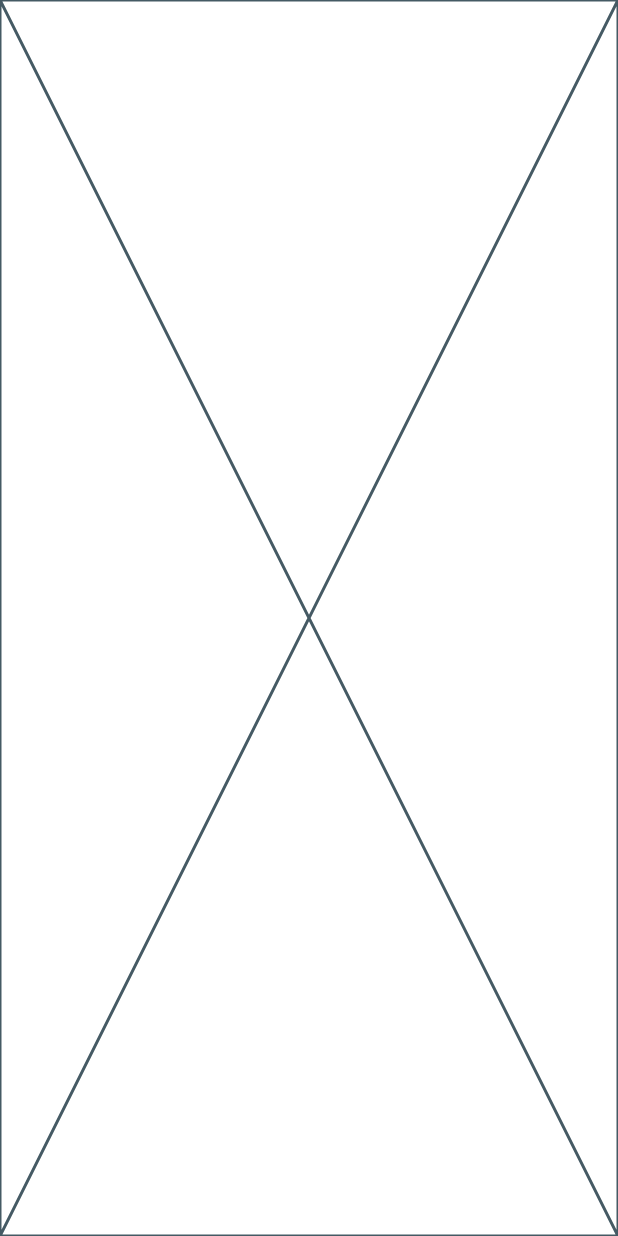
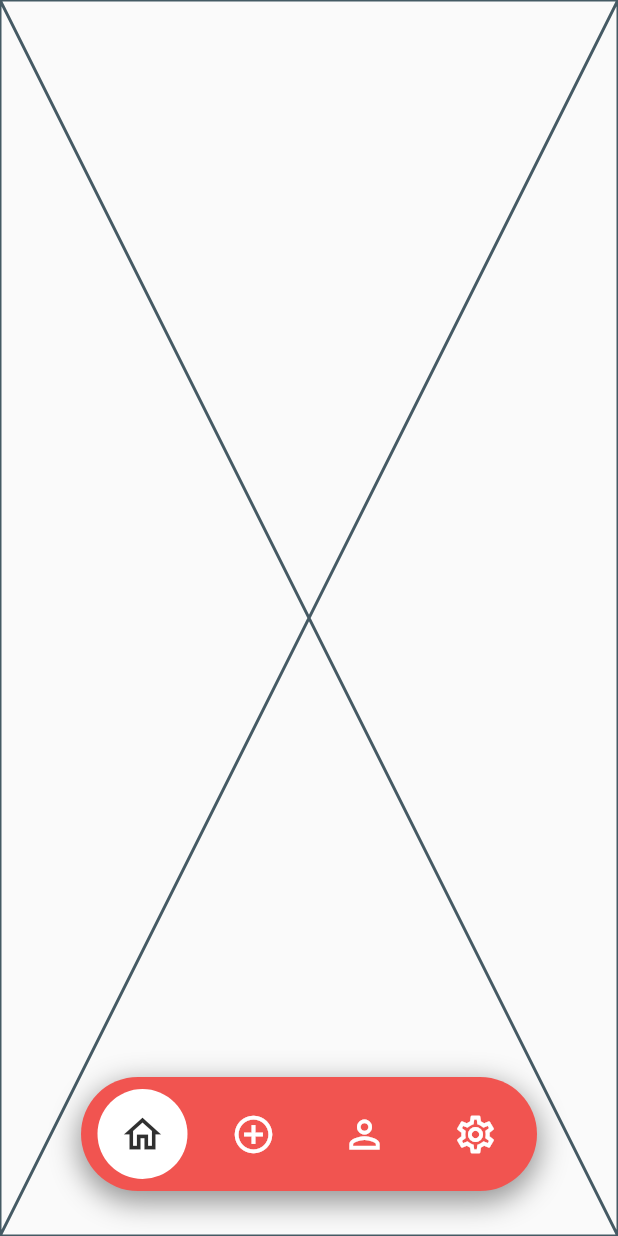
Before and after one commit to MrPio/Spotted-Flutter, a Flutter app: the screen it shows after launch, on a phone screen of 412 x 824 dp. Run offline on Flutter 3.47's test engine with Material 2 defaults, Android fonts, the phone set to English and light mode, and no system bars; missing offline and left inert: dart:ffi.

Commit message:
BottomBar

```diff
--- /dev/null
+++ b/lib/enums/colors.dart
@@ -0,0 +1,15 @@
+import 'package:flutter/material.dart';
+
+enum Palette {
+  red(Color(0xFFf15450)),
+  white(Color(0xFFffffff)),
+  grey(Color(0xFFefefef)),
+  black(Color(0xFF303030)),
+  darkBlack(Color(0xFF181818)),
+  overlayBlack(Color(0x60000000)),
+  overlayWhite(Color(0x22ffffff));
+
+  final Color color;
+
+  const Palette(this.color);
+}
--- a/lib/main.dart
+++ b/lib/main.dart
@@ -1,5 +1,8 @@
 import 'package:flutter/material.dart';
+import 'package:flutter/scheduler.dart';
+import 'package:spotted_flutter/enums/colors.dart';
 import 'package:spotted_flutter/view/first_page.dart';
+import 'package:spotted_flutter/view/main_page.dart';
 
 void main() {
   runApp(const MyApp());
@@ -10,13 +13,36 @@ class MyApp extends StatelessWidget {
 
   @override
   Widget build(BuildContext context) {
+    // Check if it is dark theme
+    var brightness =
+        SchedulerBinding.instance.platformDispatcher.platformBrightness;
+    bool isDark = brightness == Brightness.dark;
+
+    // App color scheme
+    final ThemeData theme = ThemeData(
+        brightness: brightness,
+        splashFactory: InkRipple.splashFactory,
+        splashColor: Colors.white.withAlpha(100),
+        colorScheme: ColorScheme(
+          brightness: brightness,
+          primary: isDark ? Palette.red.color : Palette.red.color,
+          onPrimary: isDark ? Palette.white.color : Palette.black.color,
+          secondary: isDark ? Palette.white.color : Palette.black.color,
+          onSecondary: isDark ? Palette.black.color : Palette.white.color,
+          error: Colors.red,
+          onError: Colors.black54,
+          background: isDark ? Palette.grey.color : Palette.darkBlack.color,
+          onBackground: isDark ? Palette.black.color : Palette.grey.color,
+          surface: Colors.black26,
+          onSurface: isDark ? Palette.white.color : Palette.darkBlack.color,
+        ));
+
     return MaterialApp(
-      title: 'Flutter Demo',
-      theme: ThemeData(
-        primarySwatch: Colors.blue,
-      ),
+      title: 'Spotted!',
+      theme: theme,
       routes: <String, WidgetBuilder>{
         '/': (BuildContext context) => const FirstPage(),
+        '/main': (BuildContext context) => const MainPage(),
       },
     );
   }
--- a/lib/view/fragments/home_fragment.dart
+++ b/lib/view/fragments/home_fragment.dart
@@ -0,0 +1,15 @@
+import 'package:flutter/material.dart';
+
+class HomeFragment extends StatefulWidget {
+  const HomeFragment({super.key});
+
+  @override
+  State<HomeFragment> createState() => _HomeFragmentState();
+}
+
+class _HomeFragmentState extends State<HomeFragment> {
+  @override
+  Widget build(BuildContext context) {
+    return const Placeholder();
+  }
+}
--- a/lib/view/main_page.dart
+++ b/lib/view/main_page.dart
@@ -0,0 +1,88 @@
+import 'package:flutter/material.dart';
+import 'package:spotted_flutter/view/partials/bottom_bar_icon.dart';
+
+import '../enums/colors.dart';
+import 'fragments/account_fragment.dart';
+import 'fragments/add_post_fragment.dart';
+import 'fragments/home_fragment.dart';
+import 'fragments/settings_fragment.dart';
+
+class MainPage extends StatefulWidget {
+  const MainPage({super.key});
+
+  @override
+  State<MainPage> createState() => _MainPageState();
+}
+
+class _MainPageState extends State<MainPage> {
+  int _currentIndex = 0;
+
+  final List<Widget> _pages = const [
+    HomeFragment(),
+    AddPostFragment(),
+    AccountFragment(),
+    SettingsFragment(),
+  ];
+
+  @override
+  Widget build(BuildContext context) {
+    return Scaffold(
+      body: Stack(
+        children: [
+
+          // Current fragment
+          _pages[_currentIndex],
+
+          // Navigation bar
+          Align(
+            alignment: Alignment.bottomCenter,
+            child: Container(
+              decoration: BoxDecoration(
+                color: Palette.red.color,
+                borderRadius: BorderRadius.circular(999),
+                boxShadow: [
+                  BoxShadow(
+                    color: Colors.black.withOpacity(0.4),
+                    offset: const Offset(0, 6),
+                    blurRadius: 16,
+                    spreadRadius: 2,
+                  ),
+                ],
+              ),
+              margin: const EdgeInsetsDirectional.fromSTEB(54, 0, 54, 30),
+              child: Padding(
+                padding:
+                const EdgeInsets.symmetric(vertical: 8.0, horizontal: 11.0),
+                child: Row(
+                  mainAxisAlignment: MainAxisAlignment.spaceBetween,
+                  children: [
+                    BottomBarIcon(
+                      icon: Icons.home_outlined,
+                      active: _currentIndex == 0,
+                      onTap: () => setState(() => _currentIndex = 0),
+                    ),
+                    BottomBarIcon(
+                      icon: Icons.add_circle_outline,
+                      active: _currentIndex == 1,
+                      onTap: () => setState(() => _currentIndex = 1),
+                    ),
+                    BottomBarIcon(
+                      icon: Icons.person_outline,
+                      active: _currentIndex == 2,
+                      onTap: () => setState(() => _currentIndex = 2),
+                    ),
+                    BottomBarIcon(
+                      icon: Icons.settings_outlined,
+                      active: _currentIndex == 3,
+                      onTap: () => setState(() => _currentIndex = 3),
+                    ),
+                  ],
+                ),
+              ),
+            ),
+          ),
+        ],
+      ),
+    );
+  }
+}
--- /dev/null
+++ b/lib/view/partials/bottom_bar_icon.dart
@@ -0,0 +1,58 @@
+import 'dart:ffi';
+
+import 'package:flutter/material.dart';
+import 'package:spotted_flutter/enums/colors.dart';
+
+class BottomBarIcon extends StatefulWidget {
+  const BottomBarIcon(
+      {this.icon = Icons.home_outlined,
+      this.active = true,
+      this.onTap,
+      Key? key})
+      : super(key: key);
+
+  final IconData icon;
+  final bool active;
+  final Function? onTap;
+
+  @override
+  State<BottomBarIcon> createState() => _BottomBarIconState();
+}
+
+class _BottomBarIconState extends State<BottomBarIcon> {
+  @override
+  Widget build(BuildContext context) {
+    return SizedBox(
+      height: 60,
+      width: 60,
+      child: Stack(
+        children: [
+          Visibility(
+            visible: widget.active,
+            child: Center(
+              child: Container(
+                height: 60,
+                width: 60,
+                decoration: BoxDecoration(
+                  color: Palette.white.color,
+                  borderRadius: BorderRadius.circular(999),
+                ),
+              ),
+            ),
+          ),
+          Center(
+            child: IconButton(
+              icon: Icon(
+                widget.icon,
+                size: 30,
+                color:
+                    widget.active ? Palette.black.color : Palette.white.color,
+              ),
+              onPressed: () => widget.onTap?.call(),
+            ),
+          ),
+        ],
+      ),
+    );
+  }
+}
```
Also changed, not shown: lib/view/first_page.dart (+17 -1 lines), lib/view/fragments/account_fragment.dart (+15 -0 lines), lib/view/fragments/add_post_fragment.dart (+15 -0 lines), lib/view/fragments/first_fragment.dart (+15 -0 lines), lib/view/fragments/login_fragment.dart (+15 -0 lines), lib/view/fragments/settings_fragment.dart (+15 -0 lines), lib/view/fragments/signup_fragment.dart (+15 -0 lines).
